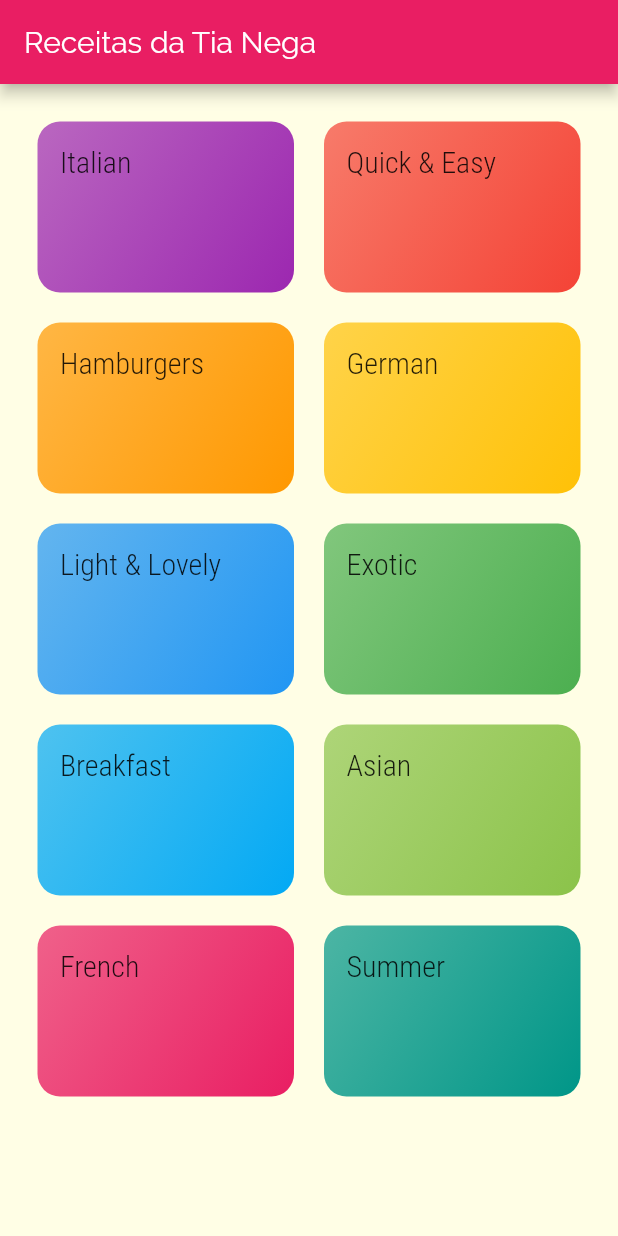
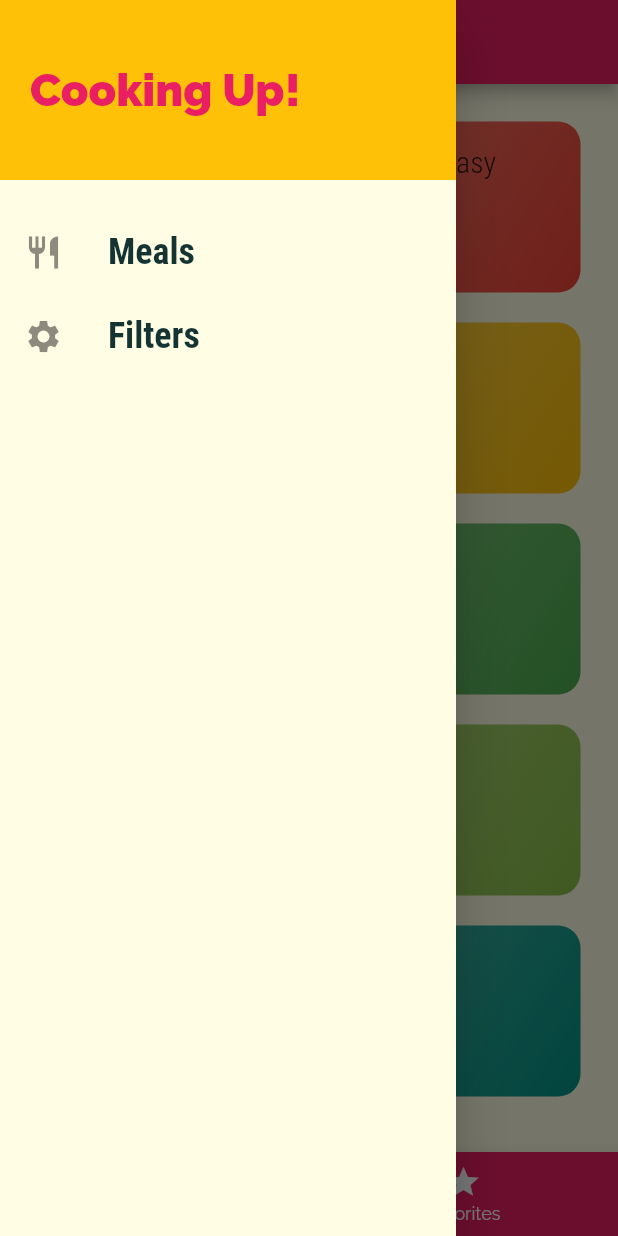
Before and after one commit to Gabones/MealsApp, a Flutter app: the screen it shows after launch, with the side drawer open (before the commit the screen has no drawer), on a phone screen of 412 x 824 dp. Run offline on Flutter 3.47's test engine with Material 2 defaults, Android fonts, the phone set to English and light mode, and no system bars.

Commit message:
poping pages

```diff
--- a/lib/main.dart
+++ b/lib/main.dart
@@ -1,8 +1,10 @@
 import 'package:flutter/material.dart';
 
+import 'screens/filters_screen.dart';
 import 'screens/meal_detail_screen.dart';
 import 'screens/category_meal_screen.dart';
 import 'screens/categories_screen.dart';
+import 'screens/tabs_screen.dart';
 
 void main() => runApp(MyApp());
 
@@ -33,10 +35,11 @@ class MyApp extends StatelessWidget {
       //home: CategoriesScreen(),
       initialRoute: '/',
       routes: {
-        '/': (ctx) => CategoriesScreen(),
+        '/': (ctx) => TabsScreen(),
         //'/category_meals': (ctx) => CategoryMealsScreen(),
         CategoryMealsScreen.routeName: (ctx) => CategoryMealsScreen(),
         MealDetailScreen.routeName: (ctx) => MealDetailScreen(),
+        FiltersScreen.routeName: (ctx) => FiltersScreen(),
       },
       onGenerateRoute: (settings) { //quanto eu tento um pushNamed para um route que não existe
         print(settings.arguments);
--- a/lib/screens/categories_screen.dart
+++ b/lib/screens/categories_screen.dart
@@ -6,11 +6,7 @@ import '../widgets/category_item.dart';
 class CategoriesScreen extends StatelessWidget {
   @override
   Widget build(BuildContext context) {
-    return Scaffold(
-      appBar: AppBar(
-        title: Text('Receitas da Tia Nega'),
-      ),
-      body: GridView(
+    return GridView(
         padding: const EdgeInsets.all(25),
         gridDelegate: SliverGridDelegateWithMaxCrossAxisExtent(
           maxCrossAxisExtent: 200,
@@ -23,7 +19,6 @@ class CategoriesScreen extends StatelessWidget {
             catData.title,
             catData.color
         )).toList(),
-      ),
-    );
+      );
   }
 }
--- /dev/null
+++ b/lib/screens/favorites_screen.dart
@@ -0,0 +1,11 @@
+import 'package:flutter/material.dart';
+
+class FavoritesScreen extends StatelessWidget {
+
+  @override
+  Widget build(BuildContext context) {
+    return Center(
+      child: Text('The favorites'),
+    );
+  }
+}
--- /dev/null
+++ b/lib/screens/filters_screen.dart
@@ -0,0 +1,19 @@
+import 'package:flutter/material.dart';
+import '../widgets/main_drawer.dart';
+
+class FiltersScreen extends StatelessWidget {
+  static const routeName = '/filters';
+
+  @override
+  Widget build(BuildContext context) {
+    return Scaffold(
+      appBar: AppBar(
+        title: Text('Your Filters'),
+      ),
+      drawer: MainDrawer(),
+      body: Center(
+        child: Text('Filters!'),
+      ),
+    );
+  }
+}
--- a/lib/screens/meal_detail_screen.dart
+++ b/lib/screens/meal_detail_screen.dart
@@ -39,8 +39,7 @@ class MealDetailScreen extends StatelessWidget {
       appBar: AppBar(
         title: Text('${selectedMeal.title}'),
       ),
-        body: Center(
-          child: SingleChildScrollView(
+      body: SingleChildScrollView(
         child: Column(
           children: [
             Container(
@@ -65,24 +64,27 @@ class MealDetailScreen extends StatelessWidget {
               ),
             ),
             buildSectionTitle(context, 'Steps'),
-                buildContainer(
-                  ListView.builder(
+            buildContainer(ListView.builder(
               itemCount: selectedMeal.steps.length,
               itemBuilder: (ctx, index) => Column(
                 children: [
                   ListTile(
                     leading: CircleAvatar(child: Text('#${index + 1}')),
-                          title: Text(selectedMeal.steps[index],
+                    title: Text(
+                      selectedMeal.steps[index],
                     ),
                   ),
                   Divider(),
                 ],
               ),
-                  )
-                ),
+            )),
           ],
         ),
       ),
-        ));
+      floatingActionButton: FloatingActionButton(
+        child: Icon(Icons.arrow_back),
+        onPressed: () => Navigator.of(context).pop(mealId),
+      ),
+    );
   }
 }
--- a/lib/screens/tabs_screen.dart
+++ b/lib/screens/tabs_screen.dart
@@ -0,0 +1,80 @@
+import 'package:flutter/material.dart';
+import '../widgets/main_drawer.dart';
+import './favorites_screen.dart';
+import './categories_screen.dart';
+
+class TabsScreen extends StatefulWidget {
+  @override
+  _TabsScreenState createState() => _TabsScreenState();
+}
+
+class _TabsScreenState extends State<TabsScreen> {
+
+  final List<Map<String, Object>> _pages = [
+    {'title': 'Receitas da Tia Nega', 'widget': CategoriesScreen()},
+    {'title': 'Suas receitas Favoritas', 'widget': FavoritesScreen()}
+  ];
+
+  int _selectedPageIndex = 0;
+
+  void _selectPage(index) {
+    setState(() {
+      _selectedPageIndex = index;
+    });
+  }
+
+  @override
+  Widget build(BuildContext context) {
+    return Scaffold(
+      appBar: AppBar(
+        title: Text(_pages[_selectedPageIndex]['title']),
+      ),
+      drawer: MainDrawer(),
+      body: _pages[_selectedPageIndex]['widget'],
+      bottomNavigationBar: BottomNavigationBar(
+        onTap: _selectPage,
+        backgroundColor: Theme.of(context).primaryColor,
+        unselectedItemColor: Colors.white,
+        selectedItemColor: Theme.of(context).accentColor,
+        currentIndex: _selectedPageIndex,
+        items: [
+          BottomNavigationBarItem(
+            icon: Icon(Icons.category),
+            label: 'Categories',
+          ),
+          BottomNavigationBarItem(
+            icon: Icon(Icons.star),
+            label: 'Favorites',
+          ),
+        ],
+      ),
+    );
+  }
+}
+
+// return DefaultTabController(
+//     length: 2,
+//     child: Scaffold(
+//       appBar: AppBar(
+//         title: Text('Receitas da Tia Nega'),
+//         bottom: TabBar(
+//           tabs: [
+//             Tab(
+//               icon: Icon(Icons.category),
+//               text: 'Categories',
+//             ),
+//             Tab(
+//               icon: Icon(Icons.star),
+//               text: 'Favorites',
+//             ),
+//           ],
+//         ),
+//       ),
+//       body: TabBarView(
+//         children: [
+//           CategoriesScreen(),
+//           FavoritesScreen(),
+//         ],
+//       ),
+//     ),
+// );
--- /dev/null
+++ b/lib/widgets/main_drawer.dart
@@ -0,0 +1,59 @@
+import 'package:flutter/material.dart';
+import '../screens/filters_screen.dart';
+
+class MainDrawer extends StatelessWidget {
+  Widget buildListTile(String title, IconData icon, Function tapHandler) {
+    return ListTile(
+      onTap: tapHandler,
+      leading: Icon(
+        icon,
+        size: 26,
+      ),
+      title: Text(
+        title,
+        style: TextStyle(
+            fontFamily: 'RobotoCondensed',
+            fontSize: 24,
+            fontWeight: FontWeight.bold),
+      ),
+    );
+  }
+
+  @override
+  Widget build(BuildContext context) {
+    return Drawer(
+      child: Column(
+        children: [
+          Container(
+            height: 120,
+            width: double.infinity,
+            padding: EdgeInsets.all(20),
+            alignment: Alignment.centerLeft,
+            color: Theme.of(context).accentColor,
+            child: Text(
+              'Cooking Up!',
+              style: TextStyle(
+                  fontWeight: FontWeight.w900,
+                  fontFamily: 'Raleway',
+                  fontSize: 30,
+                  color: Theme.of(context).primaryColor),
+            ),
+          ),
+          SizedBox(
+            height: 20,
+          ),
+          buildListTile(
+            'Meals',
+            Icons.restaurant,
+            () => Navigator.of(context).pushReplacementNamed('/'),
+          ),
+          buildListTile(
+            'Filters',
+            Icons.settings,
+            () => Navigator.of(context).pushReplacementNamed(FiltersScreen.routeName),
+          ),
+        ],
+      ),
+    );
+  }
+}
--- a/lib/widgets/meal_item.dart
+++ b/lib/widgets/meal_item.dart
@@ -48,7 +48,8 @@ class MealItem extends StatelessWidget {
   }
 
   void _selectMeal(BuildContext context, ) {
-    Navigator.of(context).pushNamed(MealDetailScreen.routeName, arguments: id);
+    Navigator.of(context).pushNamed(MealDetailScreen.routeName, arguments: id)
+    .then((result) { print(result); }); //callback quando volta da pag. visitada
   }
 
   @override
```
Lines whose indentation alone changed are shown as unchanged.
